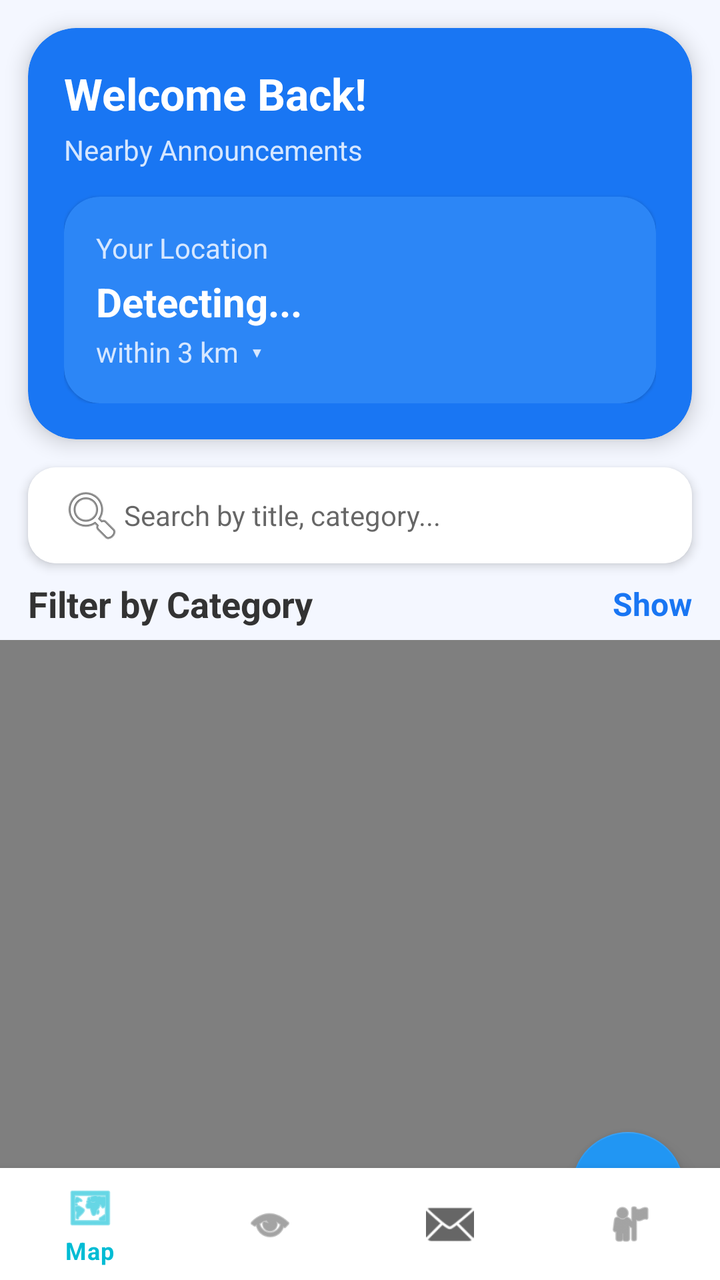
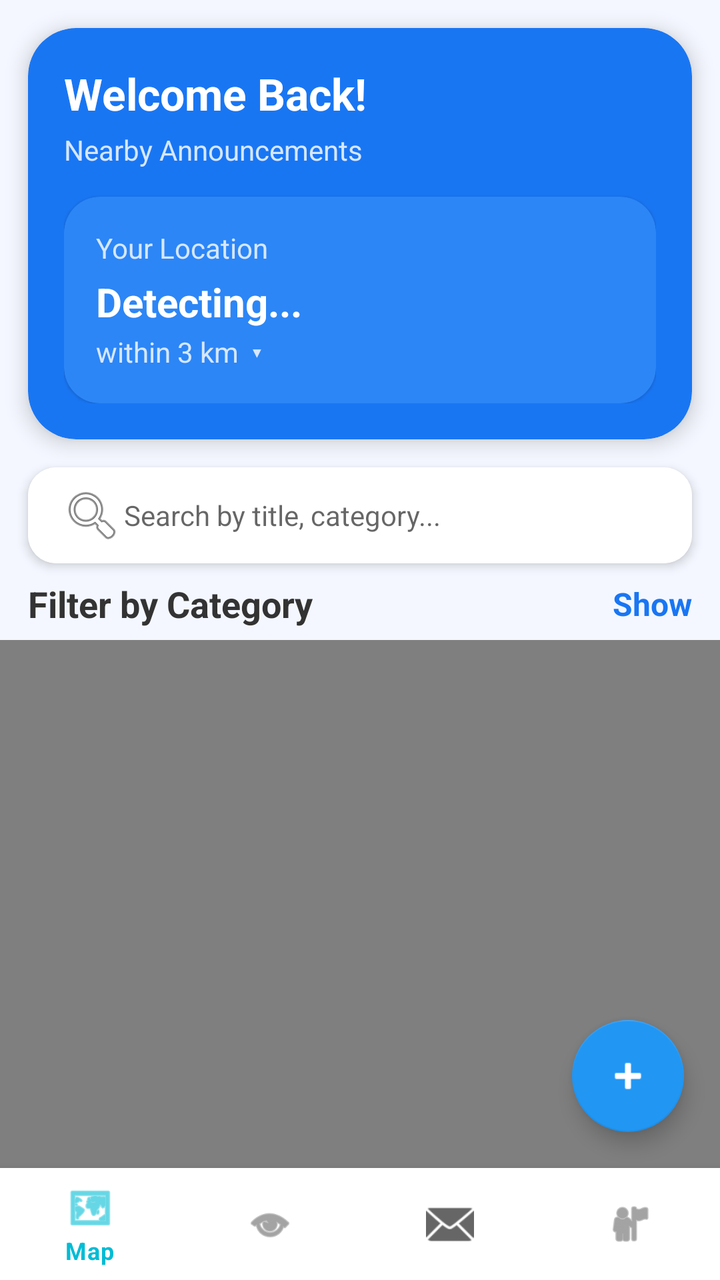

Before-and-after screenshots of an Android layout around one commit, followed by the original layout XML and the change that was made.
<!-- AndroidManifest.xml: application theme Theme.TownCrierBD -->
<!-- res/layout/activity_general_feed.xml -->
<?xml version="1.0" encoding="utf-8"?>
<androidx.coordinatorlayout.widget.CoordinatorLayout
    xmlns:android="http://schemas.android.com/apk/res/android"
    xmlns:app="http://schemas.android.com/apk/res-auto"
    android:layout_width="match_parent"
    android:layout_height="match_parent"
    android:background="#F4F7FF">

    <com.google.android.material.appbar.AppBarLayout
        android:layout_width="match_parent"
        android:layout_height="wrap_content"
        android:background="@android:color/transparent"
        android:fitsSystemWindows="true">

        
        <TextView
            android:id="@+id/bannerNoInternet"
            android:layout_width="match_parent"
            android:layout_height="wrap_content"
            android:text="⚠️  No internet connection"
            android:textColor="#FFFFFF"
            android:textStyle="bold"
            android:textSize="13sp"
            android:gravity="center"
            android:paddingTop="10dp"
            android:paddingBottom="10dp"
            android:background="#D32F2F"
            android:visibility="gone"/>

        <com.google.android.material.card.MaterialCardView
            android:id="@+id/headerCard"
            android:layout_width="match_parent"
            android:layout_height="wrap_content"
            android:layout_margin="14dp"
            app:cardCornerRadius="24dp"
            app:cardElevation="6dp"
            app:cardBackgroundColor="#1976F3"
            app:layout_scrollFlags="scroll|enterAlwaysCollapsed">

            <LinearLayout
                android:layout_width="match_parent"
                android:layout_height="wrap_content"
                android:padding="18dp"
                android:orientation="vertical">

                <TextView
                    android:id="@+id/tvWelcome"
                    android:layout_width="wrap_content"
                    android:layout_height="wrap_content"
                    android:text="Welcome Back!"
                    android:textColor="@android:color/white"
                    android:textStyle="bold"
                    android:textSize="22sp" />

                <TextView
                    android:layout_width="wrap_content"
                    android:layout_height="wrap_content"
                    android:text="Nearby Announcements"
                    android:textColor="#D6E7FF"
                    android:textSize="14sp"
                    android:layout_marginTop="4dp"/>

                <com.google.android.material.card.MaterialCardView
                    android:layout_width="match_parent"
                    android:layout_height="wrap_content"
                    android:layout_marginTop="14dp"
                    app:cardCornerRadius="18dp"
                    app:cardBackgroundColor="#2C86F6">

                    <LinearLayout
                        android:layout_width="match_parent"
                        android:layout_height="wrap_content"
                        android:padding="16dp"
                        android:orientation="vertical">

                        <TextView
                            android:layout_width="wrap_content"
                            android:layout_height="wrap_content"
                            android:text="Your Location"
                            android:textColor="#D6E7FF"
                            android:textSize="14sp"/>

                        <TextView
                            android:id="@+id/tvLocationName"
                            android:layout_width="wrap_content"
                            android:layout_height="wrap_content"
                            android:text="Detecting..."
                            android:textColor="@android:color/white"
                            android:textStyle="bold"
                            android:textSize="20sp"
                            android:layout_marginTop="4dp"/>

                        <TextView
                            android:id="@+id/tvRadius"
                            android:layout_width="wrap_content"
                            android:layout_height="wrap_content"
                            android:text="within 3 km  ▾"
                            android:textColor="#D6E7FF"
                            android:textSize="14sp"
                            android:layout_marginTop="2dp"
                            android:clickable="true"
                            android:focusable="true"/>
                    </LinearLayout>

                </com.google.android.material.card.MaterialCardView>

            </LinearLayout>

        </com.google.android.material.card.MaterialCardView>

        
        <androidx.cardview.widget.CardView
            android:layout_width="match_parent"
            android:layout_height="wrap_content"
            android:layout_marginStart="14dp"
            android:layout_marginEnd="14dp"
            android:layout_marginBottom="8dp"
            app:cardCornerRadius="14dp"
            app:cardElevation="3dp">

            <EditText
                android:id="@+id/etSearch"
                android:layout_width="match_parent"
                android:layout_height="48dp"
                android:hint="Search by title, category..."
                android:paddingStart="16dp"
                android:paddingEnd="16dp"
                android:background="@android:color/white"
                android:textSize="14sp"
                android:inputType="text"
                android:imeOptions="actionSearch"
                android:drawableStart="@android:drawable/ic_menu_search"/>

        </androidx.cardview.widget.CardView>

        
        <LinearLayout
            android:layout_width="match_parent"
            android:layout_height="wrap_content"
            android:paddingStart="14dp"
            android:paddingEnd="14dp"
            android:paddingBottom="6dp"
            android:gravity="center_vertical"
            android:orientation="horizontal">

            <TextView
                android:layout_width="0dp"
                android:layout_height="wrap_content"
                android:layout_weight="1"
                android:text="Filter by Category"
                android:textStyle="bold"
                android:textSize="18sp"
                android:textColor="#333333"/>

            <TextView
                android:id="@+id/tvToggleFilter"
                android:layout_width="wrap_content"
                android:layout_height="wrap_content"
                android:text="Show"
                android:textStyle="bold"
                android:textSize="16sp"
                android:textColor="#1976F3"/>
        </LinearLayout>

        <HorizontalScrollView
            android:id="@+id/scrollChips"
            android:layout_width="match_parent"
            android:layout_height="wrap_content"
            android:visibility="gone"
            android:paddingStart="12dp"
            android:paddingEnd="12dp">

            <com.google.android.material.chip.ChipGroup
                android:id="@+id/chipGroup"
                android:layout_width="wrap_content"
                android:layout_height="wrap_content"
                app:singleSelection="true"/>
        </HorizontalScrollView>

    </com.google.android.material.appbar.AppBarLayout>

    
    <androidx.swiperefreshlayout.widget.SwipeRefreshLayout
        android:id="@+id/swipeRefresh"
        android:layout_width="match_parent"
        android:layout_height="match_parent"
        app:layout_behavior="@string/appbar_scrolling_view_behavior">

        <androidx.recyclerview.widget.RecyclerView
            android:id="@+id/rvFeed"
            android:layout_width="match_parent"
            android:layout_height="match_parent"
            android:clipToPadding="false"
            android:paddingBottom="90dp"/>

    </androidx.swiperefreshlayout.widget.SwipeRefreshLayout>

    
    <LinearLayout
        android:id="@+id/layoutEmpty"
        android:layout_width="match_parent"
        android:layout_height="match_parent"
        android:orientation="vertical"
        android:gravity="center"
        android:visibility="gone"
        app:layout_behavior="@string/appbar_scrolling_view_behavior">

        <TextView
            android:layout_width="wrap_content"
            android:layout_height="wrap_content"
            android:text="📭"
            android:textSize="60sp"/>

        <TextView
            android:layout_width="wrap_content"
            android:layout_height="wrap_content"
            android:layout_marginTop="12dp"
            android:text="No announcements nearby"
            android:textStyle="bold"
            android:textSize="18sp"
            android:textColor="#444444"/>

        <TextView
            android:layout_width="wrap_content"
            android:layout_height="wrap_content"
            android:layout_marginTop="8dp"
            android:text="Try expanding your search area"
            android:textSize="14sp"
            android:textColor="#888888"/>

    </LinearLayout>

    <com.google.android.material.floatingactionbutton.FloatingActionButton
        android:id="@+id/fabAdd"
        android:layout_width="wrap_content"
        android:layout_height="wrap_content"
        android:layout_gravity="bottom|end"
        android:layout_margin="18dp"
        app:srcCompat="@android:drawable/ic_input_add" />

    <com.google.android.material.bottomnavigation.BottomNavigationView
        android:id="@+id/bottomNav"
        android:layout_width="match_parent"
        android:layout_height="wrap_content"
        android:layout_gravity="bottom"
        app:menu="@menu/menu_bottom_nav" />

</androidx.coordinatorlayout.widget.CoordinatorLayout>
<!-- resources referenced by this layout -->
<resources>
  <style name="Theme.TownCrierBD" parent="Theme.MaterialComponents.Light.NoActionBar">
  
          <item name="colorPrimary">@color/blue_end</item>
          <item name="colorPrimaryVariant">@color/blue_start</item>
          <item name="colorOnPrimary">@color/white</item>
  
          <item name="colorSecondary">@color/blue_start</item>
          <item name="colorSecondaryVariant">@color/blue_end</item>
          <item name="colorOnSecondary">@color/white</item>
  
          <item name="android:forceDarkAllowed" tools:targetApi="q">false</item>
  
          <item name="android:statusBarColor">@color/blue_start</item>
          <item name="android:navigationBarColor">@color/blue_start</item>
  
          <item name="spinnerStyle">@style/TownCrierBD.SpinnerStyle</item>
      </style>
  <color name="blue_end">#00BCD4</color>
  <color name="blue_start">#2196F3</color>
  <color name="white">#FFFFFF</color>
  <style name="TownCrierBD.SpinnerStyle" parent="Widget.AppCompat.Spinner">
      <item name="android:popupBackground">@drawable/bg_spinner_popup_white</item>
          <item name="popupTheme">@style/TownCrierBD.PopupTheme</item>
      </style>
  <!-- drawable bg_spinner_popup_white (drawable) -->
  <?xml version="1.0" encoding="utf-8"?>
  <shape xmlns:android="http://schemas.android.com/apk/res/android">
      <solid android:color="#FFFFFF"/>
      <corners android:radius="16dp"/>
      <padding
          android:left="8dp"
          android:top="8dp"
          android:right="8dp"
          android:bottom="8dp"/>
  </shape>
  <style name="TownCrierBD.PopupTheme" parent="ThemeOverlay.MaterialComponents.Light">
          <item name="android:popupBackground">@drawable/bg_spinner_popup_white</item>
      </style>
</resources>

<!-- the commit's change to res/layout/activity_general_feed.xml (unified diff, before → after) -->
@@ -191,7 +191,7 @@
             android:layout_width="match_parent"
             android:layout_height="match_parent"
             android:clipToPadding="false"
-            android:paddingBottom="90dp"/>
+            android:paddingBottom="120dp"/>
 
     </androidx.swiperefreshlayout.widget.SwipeRefreshLayout>
 
@@ -230,19 +230,22 @@
 
     </LinearLayout>
 
+    
+    <com.google.android.material.bottomnavigation.BottomNavigationView
+        android:id="@+id/bottomNav"
+        android:layout_width="match_parent"
+        android:layout_height="wrap_content"
+        android:layout_gravity="bottom"
+        app:menu="@menu/menu_bottom_nav" />
+
+    
     <com.google.android.material.floatingactionbutton.FloatingActionButton
         android:id="@+id/fabAdd"
         android:layout_width="wrap_content"
         android:layout_height="wrap_content"
         android:layout_gravity="bottom|end"
-        android:layout_margin="18dp"
+        android:layout_marginEnd="18dp"
+        android:layout_marginBottom="74dp"
         app:srcCompat="@android:drawable/ic_input_add" />
 
-    <com.google.android.material.bottomnavigation.BottomNavigationView
-        android:id="@+id/bottomNav"
-        android:layout_width="match_parent"
-        android:layout_height="wrap_content"
-        android:layout_gravity="bottom"
-        app:menu="@menu/menu_bottom_nav" />
-
 </androidx.coordinatorlayout.widget.CoordinatorLayout>
